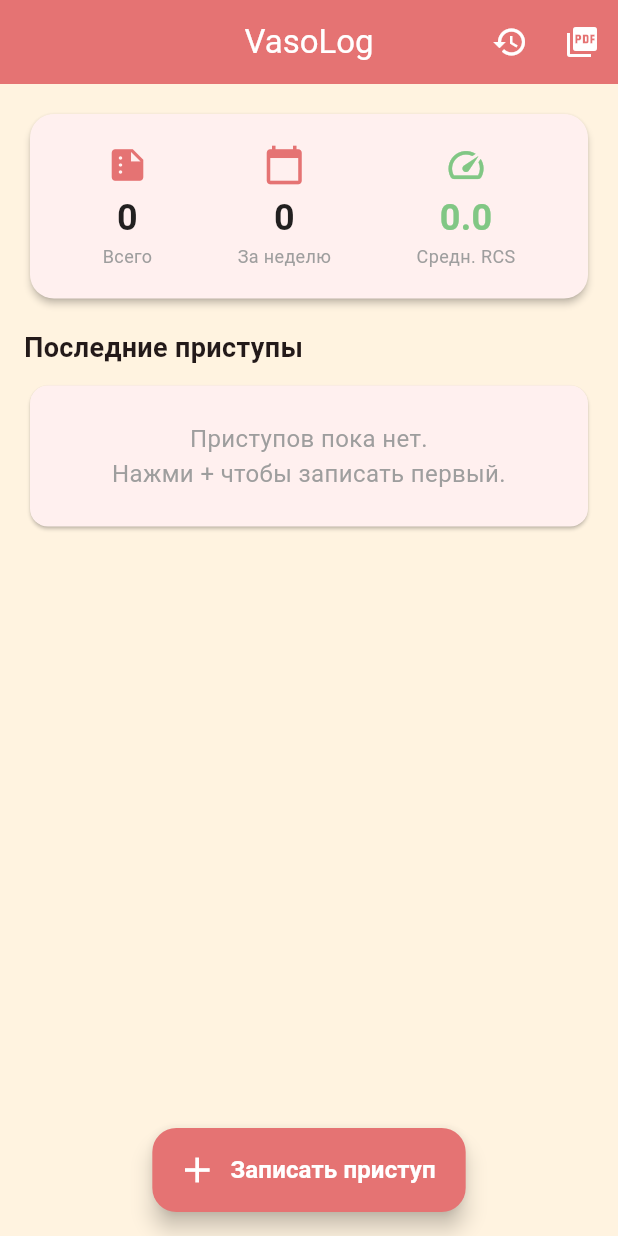
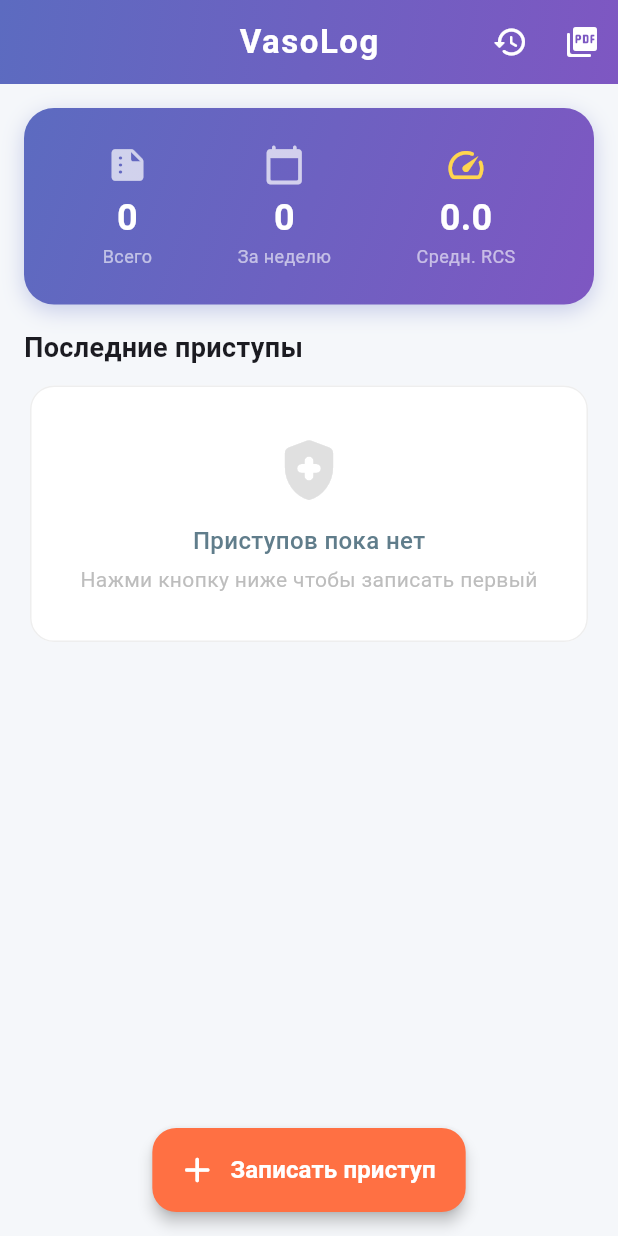
Before and after one commit to alexabr70/vasolog, a Flutter app: the screen it shows after launch, on a phone screen of 412 x 824 dp. Run offline on Flutter 3.47's test engine with Material 3 defaults, Android fonts, the phone set to English and light mode, and no system bars; our stand-ins replace fl_chart, geolocator, hive, hive_flutter, image_picker, pdf and 1 more; accounts and stored records are empty.

Commit message:
feat: дизайн v1.1 - gradient тема, выбор пальцев, длительность приступа
- Новая цветовая схема: индиго + фиолетовый градиент
- Gradient AppBar на всех экранах
- Gradient статкарточка на дашборде с тенью
- Карточки: без elevation, тонкая рамка, 16px radius
- Форма приступа: добавлен выбор пальцев (10 FilterChip)
- Форма приступа: слайдер длительности 0-120 мин
- История: английский текст переведён на русский
- Улучшенное пустое состояние дашборда

```diff
--- a/lib/main.dart
+++ b/lib/main.dart
@@ -33,14 +33,28 @@ class VasoLogApp extends StatelessWidget {
           useMaterial3: true,
           scaffoldBackgroundColor: AppColors.background,
           cardTheme: CardThemeData(
-            elevation: 1,
+            elevation: 0,
+            color: Colors.white,
+            surfaceTintColor: Colors.transparent,
             shape: RoundedRectangleBorder(
-              borderRadius: BorderRadius.circular(12),
+              borderRadius: BorderRadius.circular(16),
+              side: BorderSide(color: Colors.grey.shade200),
             ),
           ),
           appBarTheme: const AppBarTheme(
             centerTitle: true,
             elevation: 0,
+          ),
+          chipTheme: ChipThemeData(
+            shape: RoundedRectangleBorder(
+              borderRadius: BorderRadius.circular(20),
+            ),
+          ),
+          floatingActionButtonTheme: FloatingActionButtonThemeData(
+            elevation: 4,
+            shape: RoundedRectangleBorder(
+              borderRadius: BorderRadius.circular(16),
+            ),
           ),
         ),
         home: const HomeScreen(),
--- a/lib/screens/home_screen.dart
+++ b/lib/screens/home_screen.dart
@@ -16,20 +16,30 @@ class HomeScreen extends StatelessWidget {
     return Scaffold(
       backgroundColor: AppColors.background,
       appBar: AppBar(
-        title: const Text('VasoLog'),
-        backgroundColor: AppColors.primary,
+        title: const Text('VasoLog', style: TextStyle(fontWeight: FontWeight.bold, letterSpacing: 1)),
+        flexibleSpace: Container(
+          decoration: const BoxDecoration(
+            gradient: LinearGradient(
+              colors: [AppColors.gradientStart, AppColors.gradientEnd],
+              begin: Alignment.topLeft,
+              end: Alignment.bottomRight,
+            ),
+          ),
+        ),
         foregroundColor: Colors.white,
         elevation: 0,
         actions: [
           IconButton(
-            icon: const Icon(Icons.history),
+            icon: const Icon(Icons.history_rounded),
+            tooltip: 'История',
             onPressed: () => Navigator.push(
               context,
               MaterialPageRoute(builder: (_) => const HistoryScreen()),
             ),
           ),
           IconButton(
-            icon: const Icon(Icons.picture_as_pdf),
+            icon: const Icon(Icons.picture_as_pdf_rounded),
+            tooltip: 'Отчёт',
             onPressed: () => Navigator.push(
               context,
               MaterialPageRoute(builder: (_) => const ReportScreen()),
@@ -61,14 +71,24 @@ class HomeScreen extends StatelessWidget {
                 const SizedBox(height: 8),
 
                 if (recentAttacks.isEmpty)
-                  const Card(
+                  Card(
                     child: Padding(
-                      padding: EdgeInsets.all(24),
+                      padding: const EdgeInsets.all(32),
                       child: Center(
-                        child: Text(
-                          'Приступов пока нет.\nНажми + чтобы записать первый.',
-                          textAlign: TextAlign.center,
-                          style: TextStyle(color: Colors.grey, fontSize: 16),
+                        child: Column(
+                          children: [
+                            Icon(Icons.health_and_safety_rounded, size: 48, color: Colors.grey[300]),
+                            const SizedBox(height: 12),
+                            const Text(
+                              'Приступов пока нет',
+                              style: TextStyle(color: AppColors.textSecondary, fontSize: 16, fontWeight: FontWeight.w500),
+                            ),
+                            const SizedBox(height: 4),
+                            Text(
+                              'Нажми кнопку ниже чтобы записать первый',
+                              style: TextStyle(color: Colors.grey[400], fontSize: 14),
+                            ),
+                          ],
                         ),
                       ),
                     ),
@@ -125,9 +145,9 @@ class HomeScreen extends StatelessWidget {
           context,
           MaterialPageRoute(builder: (_) => const NewAttackScreen()),
         ),
-        backgroundColor: AppColors.primary,
+        backgroundColor: AppColors.secondary,
         foregroundColor: Colors.white,
-        icon: const Icon(Icons.add, size: 28),
+        icon: const Icon(Icons.add_rounded, size: 28),
         label: const Text(
           'Записать приступ',
           style: TextStyle(fontSize: 16, fontWeight: FontWeight.bold),
@@ -151,21 +171,35 @@ class _StatCard extends StatelessWidget {
 
   @override
   Widget build(BuildContext context) {
-    return Card(
-      elevation: 2,
-      shape: RoundedRectangleBorder(borderRadius: BorderRadius.circular(16)),
+    return Container(
+      decoration: BoxDecoration(
+        borderRadius: BorderRadius.circular(20),
+        gradient: const LinearGradient(
+          colors: [AppColors.gradientStart, AppColors.gradientEnd],
+          begin: Alignment.topLeft,
+          end: Alignment.bottomRight,
+        ),
+        boxShadow: [
+          BoxShadow(
+            color: AppColors.primary.withValues(alpha: 0.3),
+            blurRadius: 12,
+            offset: const Offset(0, 4),
+          ),
+        ],
+      ),
       child: Padding(
-        padding: const EdgeInsets.all(20),
+        padding: const EdgeInsets.all(24),
         child: Row(
           mainAxisAlignment: MainAxisAlignment.spaceAround,
           children: [
-            _StatItem(label: 'Всего', value: '$totalAttacks', icon: Icons.summarize),
-            _StatItem(label: 'За неделю', value: '$weeklyAttacks', icon: Icons.calendar_today),
+            _StatItem(label: 'Всего', value: '$totalAttacks', icon: Icons.summarize_rounded, isWhite: true),
+            _StatItem(label: 'За неделю', value: '$weeklyAttacks', icon: Icons.calendar_today_rounded, isWhite: true),
             _StatItem(
               label: 'Средн. RCS',
               value: avgSeverity.toStringAsFixed(1),
-              icon: Icons.speed,
-              color: severityColor(avgSeverity.round()),
+              icon: Icons.speed_rounded,
+              color: Colors.amber[300],
+              isWhite: true,
             ),
           ],
         ),
@@ -179,17 +213,18 @@ class _StatItem extends StatelessWidget {
   final String value;
   final IconData icon;
   final Color? color;
+  final bool isWhite;
 
-  const _StatItem({required this.label, required this.value, required this.icon, this.color});
+  const _StatItem({required this.label, required this.value, required this.icon, this.color, this.isWhite = false});
 
   @override
   Widget build(BuildContext context) {
     return Column(
       children: [
-        Icon(icon, color: color ?? AppColors.primary, size: 28),
+        Icon(icon, color: color ?? (isWhite ? Colors.white70 : AppColors.primary), size: 28),
         const SizedBox(height: 4),
-        Text(value, style: TextStyle(fontSize: 24, fontWeight: FontWeight.bold, color: color ?? Colors.black87)),
-        Text(label, style: const TextStyle(fontSize: 12, color: Colors.grey)),
+        Text(value, style: TextStyle(fontSize: 24, fontWeight: FontWeight.bold, color: isWhite ? Colors.white : (color ?? AppColors.textPrimary))),
+        Text(label, style: TextStyle(fontSize: 12, color: isWhite ? Colors.white60 : AppColors.textSecondary)),
       ],
     );
   }
--- a/lib/utils/constants.dart
+++ b/lib/utils/constants.dart
@@ -2,18 +2,30 @@ import 'package:flutter/material.dart';
 
 /// Константы приложения
 class AppColors {
-  static const primary = Color(0xFFE57373); // Тёплый красный
-  static const secondary = Color(0xFFFF8A65); // Оранжевый
-  static const background = Color(0xFFFFF3E0); // Тёплый фон
+  // Основная палитра - медицинский синий + тёплые акценты
+  static const primary = Color(0xFF5C6BC0); // Индиго
+  static const primaryDark = Color(0xFF3949AB); // Тёмный индиго
+  static const secondary = Color(0xFFFF7043); // Тёплый оранжевый
+  static const accent = Color(0xFF26C6DA); // Циановый акцент
+  static const background = Color(0xFFF5F7FA); // Светло-серый фон
   static const surface = Colors.white;
-  static const severityLow = Color(0xFF81C784); // Зелёный
-  static const severityMedium = Color(0xFFFFB74D); // Оранжевый
-  static const severityHigh = Color(0xFFE57373); // Красный
-  static const severityCritical = Color(0xFFD32F2F); // Тёмно-красный
+  static const textPrimary = Color(0xFF263238);
+  static const textSecondary = Color(0xFF607D8B);
 
+  // Тяжесть
+  static const severityLow = Color(0xFF66BB6A); // Зелёный
+  static const severityMedium = Color(0xFFFFA726); // Оранжевый
+  static const severityHigh = Color(0xFFEF5350); // Красный
+  static const severityCritical = Color(0xFFC62828); // Тёмно-красный
+
+  // Фазы Рейно
   static const phaseWhite = Color(0xFFECEFF1);
-  static const phaseBlue = Color(0xFF64B5F6);
+  static const phaseBlue = Color(0xFF42A5F5);
   static const phaseRed = Color(0xFFEF5350);
+
+  // Градиент для AppBar
+  static const gradientStart = Color(0xFF5C6BC0);
+  static const gradientEnd = Color(0xFF7E57C2);
 }
 
 /// Доступные триггеры
```
Also changed, not shown: lib/screens/history_screen.dart (+17 -5 lines), lib/screens/new_attack_screen.dart (+54 -1 lines), lib/screens/report_screen.dart (+9 -1 lines).
